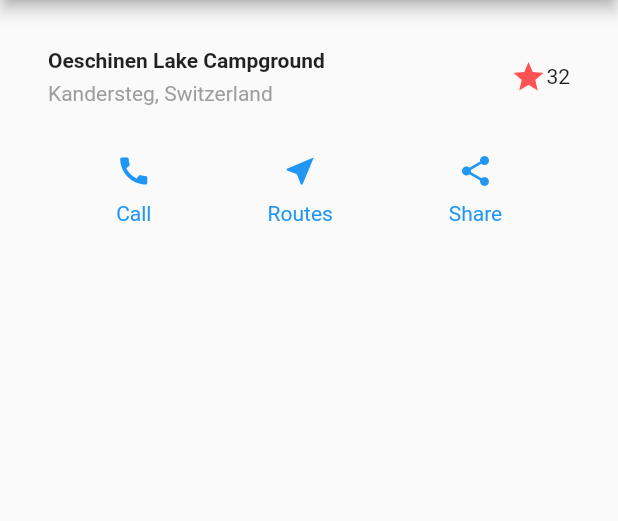
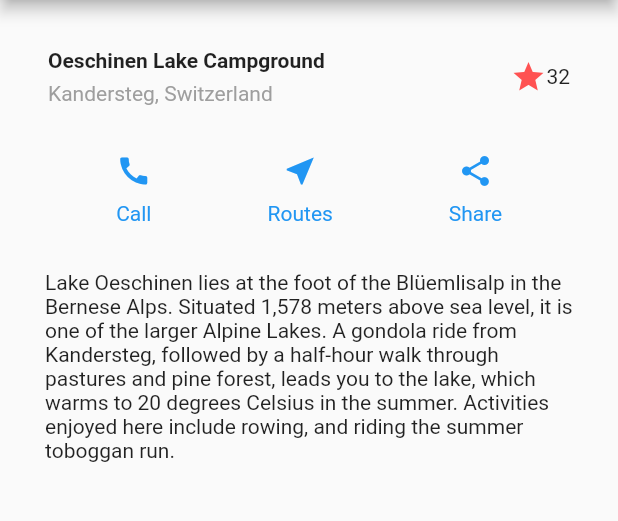
Before and after one commit to shuvamlal/Flutter-Examples, a Flutter app: the screen it shows after launch, on a phone screen of 412 x 824 dp, the part 84-605 px from its top. Run offline on Flutter 3.47's test engine with Material 2 defaults, Android fonts, the phone set to English and light mode, and no system bars; our stand-ins replace shared_preferences.

Commit message:
text section done

```diff
--- a/static_pages/lib/home_page.dart
+++ b/static_pages/lib/home_page.dart
@@ -1,5 +1,6 @@
 import 'package:flutter/material.dart';
 import 'package:static_pages/button_section.dart';
+import 'package:static_pages/text_section.dart';
 import 'package:static_pages/title_section.dart';
 
 class HomePage extends StatelessWidget {
@@ -8,7 +9,8 @@ class HomePage extends StatelessWidget {
     return Column(
       children: [
         TitleSection(),
-        ButtonSection()
+        ButtonSection(),
+        TextSection()
       ],
     );
   }
--- /dev/null
+++ b/static_pages/lib/text_section.dart
@@ -0,0 +1,16 @@
+import 'package:flutter/material.dart';
+
+class TextSection extends StatelessWidget {
+  @override
+  Widget build(BuildContext context) {
+    return Container(
+      padding: EdgeInsets.all(30),
+      child: Text('Lake Oeschinen lies at the foot of the Blüemlisalp in the Bernese '
+        'Alps. Situated 1,578 meters above sea level, it is one of the '
+        'larger Alpine Lakes. A gondola ride from Kandersteg, followed by a '
+        'half-hour walk through pastures and pine forest, leads you to the '
+        'lake, which warms to 20 degrees Celsius in the summer. Activities '
+        'enjoyed here include rowing, and riding the summer toboggan run.'),
+    );
+  }
+}
```
